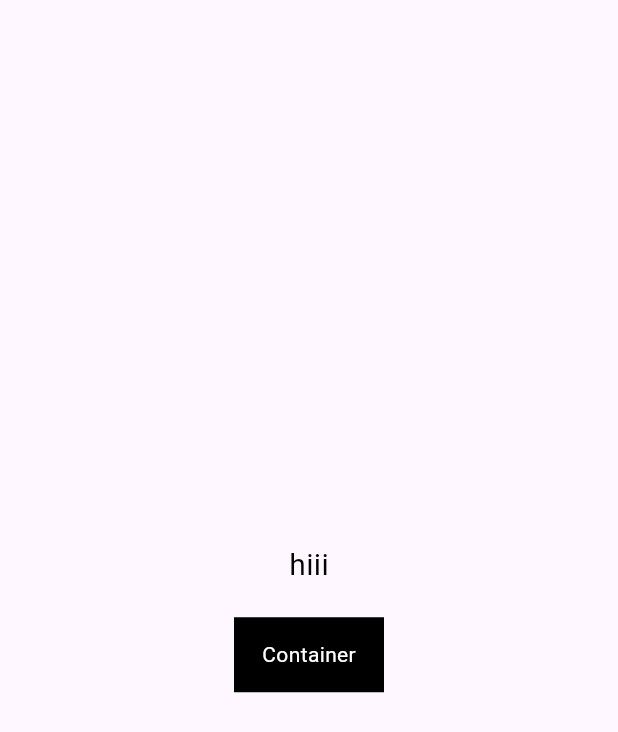
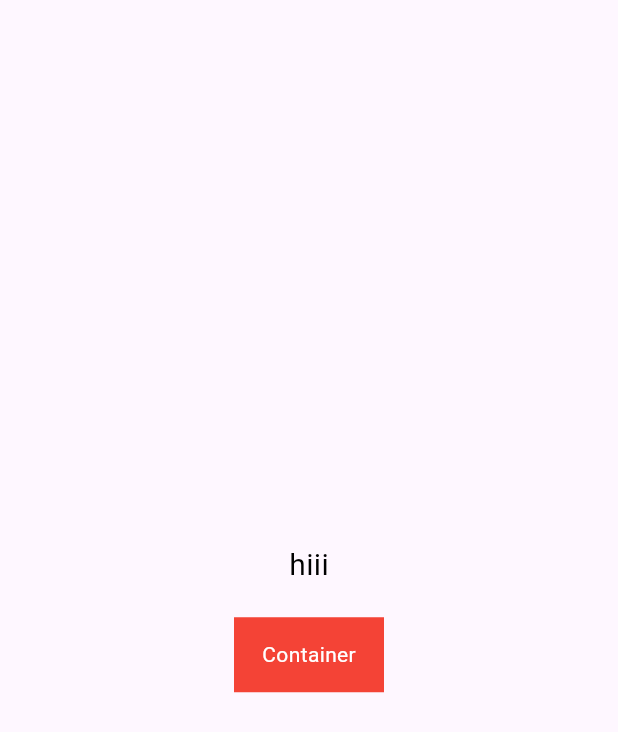
Before and after one commit to Arsathali/servizzy, a Flutter app: the screen it shows after launch, on a phone screen of 412 x 824 dp. Shown: the top 732 px of the screen. Run offline on Flutter 3.47's test engine with Material 3 defaults, Android fonts, the light colour scheme and no system bars.

Commit message:
changes made

```diff
--- a/lib/main.dart
+++ b/lib/main.dart
@@ -48,7 +48,7 @@ class _MyHomePageState extends State<MyHomePage> {
             Container(
               width: 100,
               height: 50,
-              color: Colors.black, // Example container styling
+              color: Colors.red, // Example container styling
               child: const Center(
                 child: Text(
                   'Container',
```
